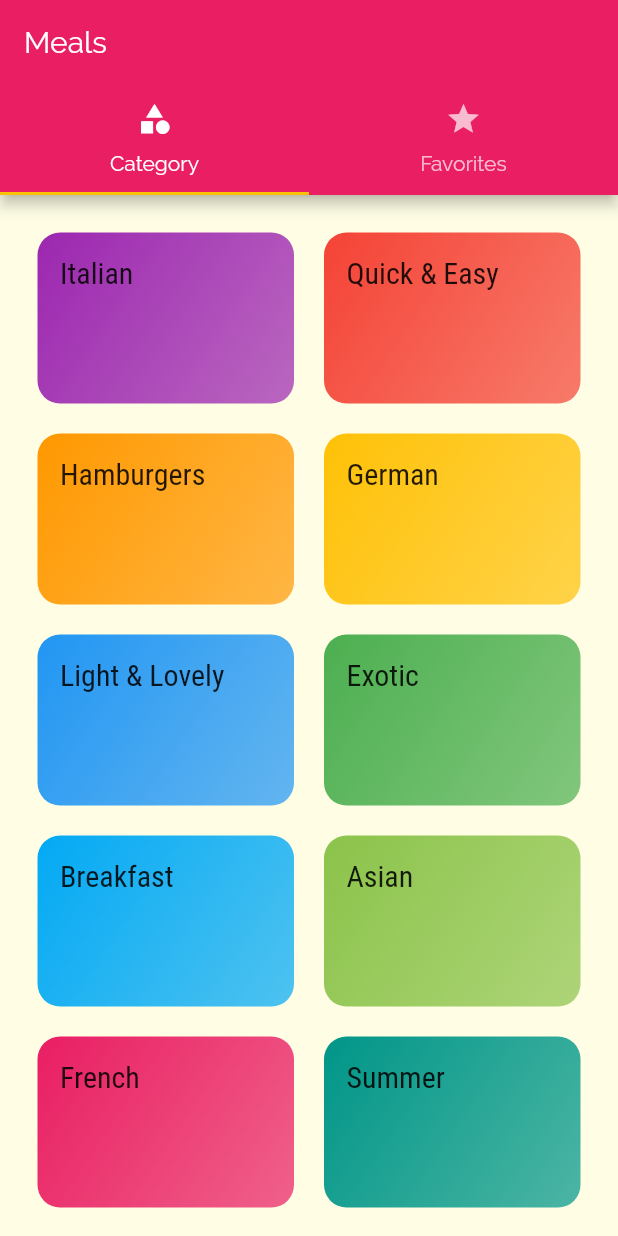
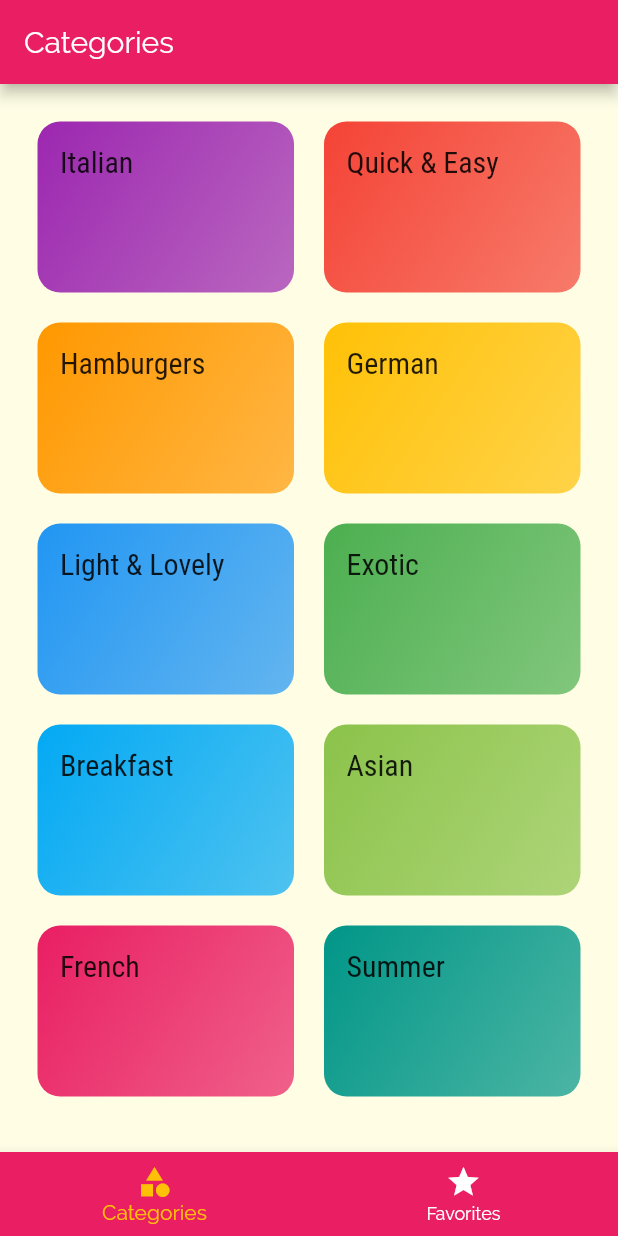
Before and after one commit to devdaemon404/meals, a Flutter app: the screen it shows after launch, on a phone screen of 412 x 824 dp. Run offline on Flutter 3.47's test engine with Material 2 defaults, Android fonts, the phone set to English and light mode, and no system bars.

```diff
--- a/lib/screens/tabs_screen.dart
+++ b/lib/screens/tabs_screen.dart
@@ -8,33 +8,52 @@ class TabsScreen extends StatefulWidget {
 }
 
 class _TabsScreenState extends State<TabsScreen> {
+  final List<Map<String, Object>> _pages = [
+    {
+      'page': CategoriesScreen(),
+      'title': 'Categories',
+
+    },
+    {
+      'page': FavoritesScreen(),
+      'title': 'Your Favorites',
+    },
+  ];
+
+  int _selectedPageIndex = 0;
+
+  void _selectPage(int index) {
+    setState(() {
+      _selectedPageIndex = index;
+    });
+  }
+
   @override
   Widget build(BuildContext context) {
-    return DefaultTabController(
-      length: 2,
-      // initialIndex: 0,
-      child: Scaffold(
-        appBar: AppBar(
-          title: Text('Meals'),
-          bottom: TabBar(
-            tabs: [
-              Tab(
-                icon: Icon(Icons.category),
-                text: 'Category',
-              ),
-              Tab(
-                icon: Icon(Icons.star),
-                text: 'Favorites',
-              )
-            ],
+    return Scaffold(
+      appBar: AppBar(
+        title: Text(_pages[_selectedPageIndex]['title']),
+      ),
+      body: _pages[_selectedPageIndex]['page'] as Widget,
+      bottomNavigationBar: BottomNavigationBar(
+        onTap: _selectPage,
+        backgroundColor: Theme.of(context).primaryColor,
+        unselectedItemColor: Colors.white,
+        selectedItemColor: Theme.of(context).accentColor,
+        currentIndex: _selectedPageIndex,
+        // type: BottomNavigationBarType.shifting,
+        items: [
+          BottomNavigationBarItem(
+            backgroundColor: Theme.of(context).primaryColor,
+            icon: Icon(Icons.category),
+            label: 'Categories',
           ),
-        ),
-        body: TabBarView(
-          children: [
-            CategoriesScreen(),
-            FavoritesScreen(),
-          ],
-        ),
+          BottomNavigationBarItem(
+            backgroundColor: Theme.of(context).primaryColor,
+            icon: Icon(Icons.star),
+            label: 'Favorites',
+          )
+        ],
       ),
     );
   }
```
